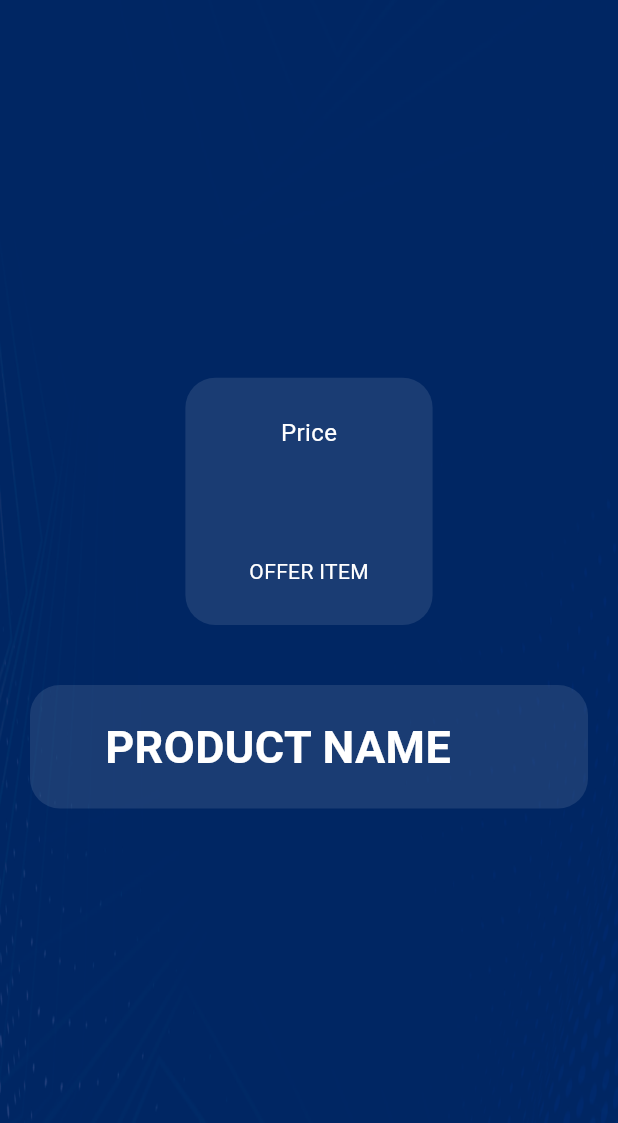
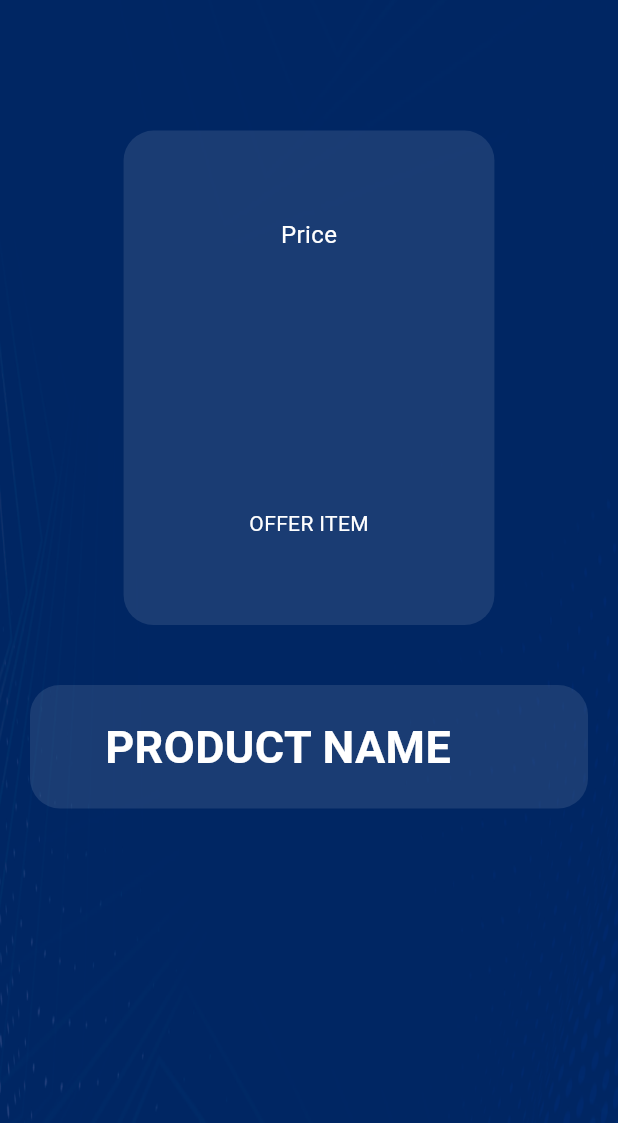
Before and after one commit to networlddev/ERP-Price-Checker-Mobile-App-Flutter-, a Flutter app: the PriceCheckerScreen screen opened by its route, on a phone screen of 412 x 824 dp, the part 113-1236 px from its top. Run offline on Flutter 3.47's test engine with Material 2 defaults, Android fonts, the light colour scheme and no system bars; our stand-ins replace device_info_plus, fluttertoast, hive, hive_flutter, package_info_plus, qr_flutter; accounts and stored records are empty; network calls fail.

Commit message:
Price checker Screen : Added -> Custom dialog to show product details

```diff
--- a/lib/core/network/api_urls.dart
+++ b/lib/core/network/api_urls.dart
@@ -1,4 +1,5 @@
 class ApiUrls {
   static const baseUrl = "http://192.168.0.51:1002/api/";
   static const priceCheckerUrl = "/api/Main/";
+  static const stockDetailsUrl = "/api/Main/ItemDetails/";
 }
--- a/lib/core/network/object_convertor.dart
+++ b/lib/core/network/object_convertor.dart
@@ -4,11 +4,13 @@ import 'package:http/http.dart';
 import 'package:netpospricechecker/models/activation_key.dart';
 import 'package:netpospricechecker/models/product_details.dart';
 import 'package:netpospricechecker/models/result_model.dart';
+import 'package:netpospricechecker/models/stock_details.dart';
 
 class CreateObject {
   static const validateModel = 'validate';
   static const activationKeyModel = 'activation';
   static const priceChecker = 'price_checker';
+  static const stockDetails = "stock_details";
 
   static dynamic decodeObject(
     String response,
@@ -36,6 +38,8 @@ class CreateObject {
         return ActivationKey.fromJson(data);
       case priceChecker:
         return ProductDetails.fromJson(data);
+        case stockDetails:
+        return StockDetails.fromJson(data);
       default:
         return 'No model Fonund';
     }
--- a/lib/main.dart
+++ b/lib/main.dart
@@ -13,6 +13,7 @@ void main() async {
   await Hive.initFlutter();
   await Hive.openBox(HiveBoxes.authenticationBox);
   await Hive.openBox(HiveBoxes.urlBox);
+  await Hive.openBox<String>(HiveBoxes.expiryDateBox);
   runApp(const MyApp());
 }
 
--- /dev/null
+++ b/lib/models/stock_details.dart
@@ -0,0 +1,24 @@
+class StockDetails {
+  String? shelfNo;
+  String? rackNo;
+  dynamic contain;
+  dynamic stock;
+
+  StockDetails({this.shelfNo, this.rackNo, this.contain, this.stock});
+
+  StockDetails.fromJson(Map<String, dynamic> json) {
+    shelfNo = json['ShelfNo'];
+    rackNo = json['RackNo'];
+    contain = json['Contain'];
+    stock = json['Stock'];
+  }
+
+  Map<String, dynamic> toJson() {
+    final Map<String, dynamic> data = <String, dynamic>{};
+    data['ShelfNo'] = shelfNo;
+    data['RackNo'] = rackNo;
+    data['Contain'] = contain;
+    data['Stock'] = stock;
+    return data;
+  }
+}
--- a/lib/view/price_checker_screen.dart
+++ b/lib/view/price_checker_screen.dart
@@ -2,6 +2,7 @@ import 'package:flutter/material.dart';
 import 'package:flutter/services.dart';
 import 'package:netpospricechecker/app_constants/images_paths.dart';
 import 'package:netpospricechecker/models/product_details.dart';
+import 'package:netpospricechecker/view/widgets/custom_dialogue_box.dart';
 import 'package:netpospricechecker/view/widgets/price_checker_container_widget.dart';
 import 'package:netpospricechecker/view/widgets/text_widget.dart';
 import 'package:netpospricechecker/view_models/price_checker_view_model.dart';
@@ -19,7 +20,7 @@ class _PriceCheckerScreenState extends State<PriceCheckerScreen> {
 
   @override
   void initState() {
-    context.read<PriceCheckerViewModel>().checkPrice("10");
+    context.read<PriceCheckerViewModel>().checkPrice("1049");
     super.initState();
   }
 
@@ -37,7 +38,8 @@ class _PriceCheckerScreenState extends State<PriceCheckerScreen> {
         width: double.infinity,
         height: double.infinity,
         child: Scaffold(
-          body: Container(
+          body: Stack(children: [
+            Container(
               width: double.infinity,
               height: double.infinity,
               decoration: BoxDecoration(
@@ -76,84 +78,11 @@ class _PriceCheckerScreenState extends State<PriceCheckerScreen> {
                         ],
                       ),
                     ),
-                  showDetails
-                      ? CustomContainerWidget(
-                          height: size.height * 0.2,
-                          width: size.width * 0.4,
-                          widget: const Column(
-                              crossAxisAlignment: CrossAxisAlignment.center,
-                              mainAxisAlignment: MainAxisAlignment.center,
-                              children: [
-                                TextWidget(
-                                  txt: 'Item Information',
-                                  fontSize: 22,
-                                  fontWeight: FontWeight.bold,
-                                ),
-                                Padding(
-                                  padding: EdgeInsets.symmetric(horizontal: 20),
-                                  child: Row(
-                                    mainAxisAlignment:
-                                        MainAxisAlignment.spaceBetween,
-                                    children: [
-                                      TextWidget(
-                                        txt: 'Stock left',
-                                        fontSize: 18,
-                                        fontWeight: FontWeight.bold,
-                                      ),
-                                      TextWidget(
-                                        txt: '500',
-                                        fontSize: 16,
-                                      ),
-                                    ],
-                                  ),
-                                ),
-                                Padding(
-                                  padding: EdgeInsets.symmetric(horizontal: 20),
-                                  child: Row(
-                                    mainAxisAlignment:
-                                        MainAxisAlignment.spaceBetween,
-                                    children: [
-                                      TextWidget(
-                                        txt: 'Rack No.',
-                                        fontSize: 18,
-                                        fontWeight: FontWeight.bold,
-                                      ),
-                                      TextWidget(
-                                        txt: '6',
-                                        fontSize: 16,
-                                      ),
-                                    ],
-                                  ),
-                                ),
-                                Padding(
-                                  padding: EdgeInsets.symmetric(horizontal: 20),
-                                  child: Row(
-                                    mainAxisAlignment:
-                                        MainAxisAlignment.spaceBetween,
-                                    children: [
-                                      TextWidget(
-                                        txt: 'Shelf No.',
-                                        fontSize: 18,
-                                        fontWeight: FontWeight.bold,
-                                      ),
-                                      TextWidget(
-                                        txt: '8',
-                                        fontSize: 16,
-                                      ),
-                                    ],
-                                  ),
-                                )
-                              ]),
-                        )
-                      : SizedBox(
-                          height: size.height * 0.2,
-                          width: size.width * 0.4,
-                        ),
                     Padding(
                       padding: const EdgeInsets.fromLTRB(10, 40, 10, 20),
                       child: CustomContainerWidget(
-                      height: size.height * 0.2,
-                      width: size.width * 0.4,
+                        height: size.height * 0.4,
+                        width: size.width * 0.6,
                         widget: Column(
                             crossAxisAlignment: CrossAxisAlignment.center,
                             mainAxisAlignment: MainAxisAlignment.center,
@@ -169,10 +98,10 @@ class _PriceCheckerScreenState extends State<PriceCheckerScreen> {
                                       ),
                                     )
                                   : TextWidget(
-                                    txt:
-                                        productDetails?.salesPrice.toString() ??
+                                      txt: productDetails?.salesPrice
+                                              .toString() ??
                                           "",
-                                    fontSize: 50,
+                                      fontSize: 120,
                                       fontWeight: FontWeight.bold,
                                     ),
                               const TextWidget(
@@ -222,7 +151,8 @@ class _PriceCheckerScreenState extends State<PriceCheckerScreen> {
                                 left: 50,
                               ),
                               child: TextWidget(
-                              txt: 'Check Price here        تحقق من السعر هنا',
+                                txt:
+                                    'Check Price here        تحقق من السعر هنا',
                                 fontSize: 30,
                                 fontWeight: FontWeight.bold,
                                 textAlign: TextAlign.start,
@@ -236,6 +166,16 @@ class _PriceCheckerScreenState extends State<PriceCheckerScreen> {
                 ),
               ),
             ),
+            showDetails
+                ? CustomDialogue(
+                    showDialog: (value) {
+                      setState(() {
+                        showDetails = value;
+                      });
+                    },
+                  )
+                : const SizedBox()
+          ]),
         ),
       ),
     );
```
Also changed, not shown: lib/core/utils/navigation_check_utilty.dart (+4 -3 lines), lib/core/utils/utility.dart (+7 -7 lines), lib/view/navigation_check.dart (+3 -10 lines), lib/view/widgets/custom_dialogue_box.dart (added, +164 -0 lines), lib/view_models/price_checker_view_model.dart (+18 -7 lines). Lines whose indentation alone changed are shown as unchanged.
